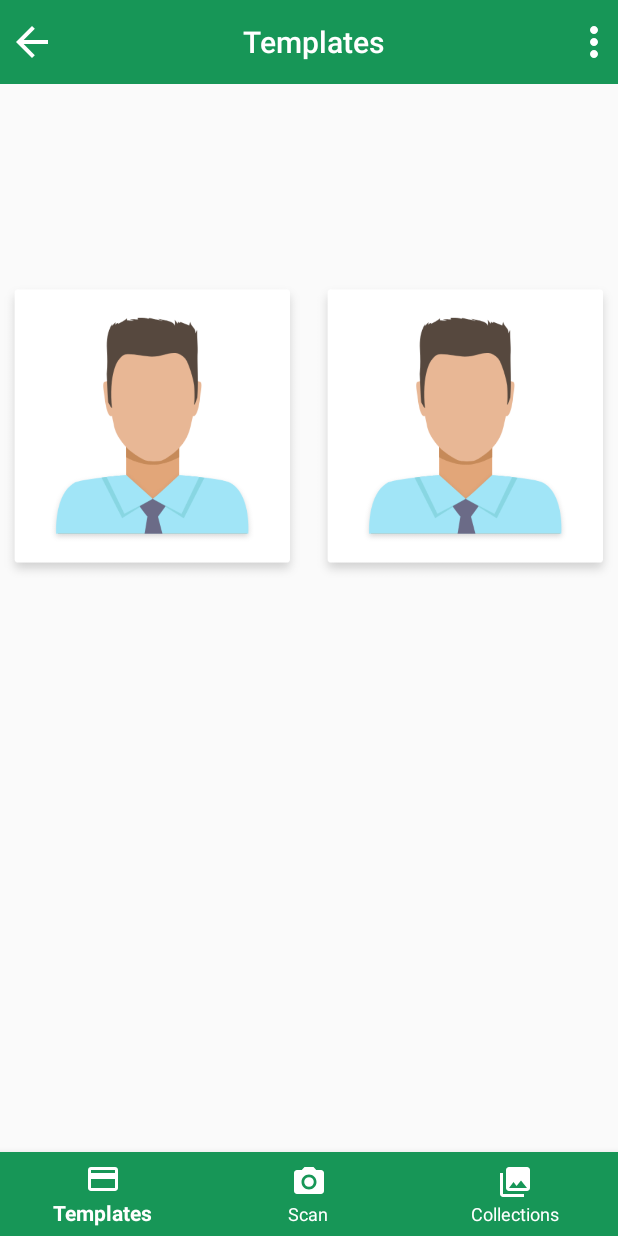
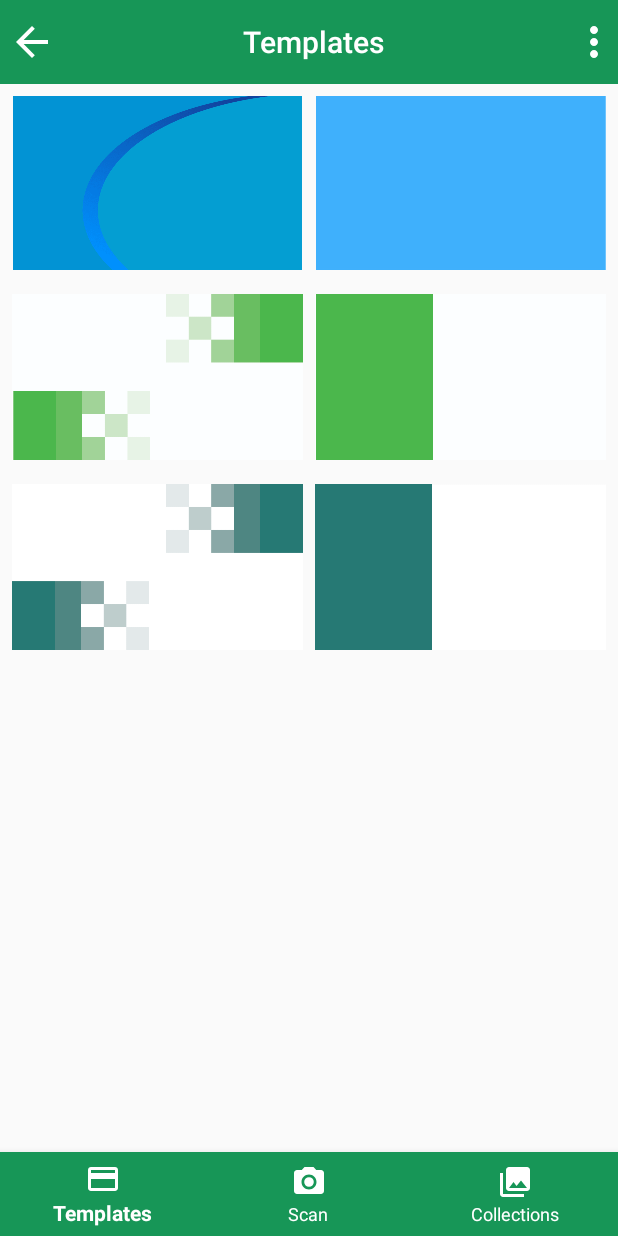
Before and after one commit to LowSpeeddevelopers/Easy_Business_Card_Final, an Android app: the TemplatesFragment screen opened directly, with no data from a screen before it, on a phone screen of 412 x 824 dp. Run offline under Robolectric (Android 15) with nearby library versions, the phone set to English and light mode, and no system bars; 2 statements that could not run were skipped.

Commit message:
Templates

```diff
--- a/app/src/main/java/com/nexttech/easybusinesscard/Fragments/TemplatesFragment.java
+++ b/app/src/main/java/com/nexttech/easybusinesscard/Fragments/TemplatesFragment.java
@@ -1,6 +1,7 @@
 package com.nexttech.easybusinesscard.Fragments;
 
 import android.content.Context;
+import android.content.Intent;
 import android.net.Uri;
 import android.os.Bundle;
 
@@ -9,10 +10,14 @@ import androidx.fragment.app.Fragment;
 import android.view.LayoutInflater;
 import android.view.View;
 import android.view.ViewGroup;
+import android.widget.LinearLayout;
 
+import com.nexttech.easybusinesscard.Activity.ViewActivity;
 import com.nexttech.easybusinesscard.R;
 
 public class TemplatesFragment extends Fragment {
+
+    private LinearLayout temp1, temp2, temp3;
 
 
     public TemplatesFragment() {
@@ -23,6 +28,38 @@ public class TemplatesFragment extends Fragment {
                              Bundle savedInstanceState) {
         View view = inflater.inflate(R.layout.fragment_templates, container, false);
 
+        temp1=view.findViewById(R.id.temp1);
+        temp2=view.findViewById(R.id.temp2);
+        temp3=view.findViewById(R.id.temp3);
+
+        temp1.setOnClickListener(new View.OnClickListener() {
+            @Override
+            public void onClick(View v) {
+                Intent i=new Intent(getContext(), ViewActivity.class);
+                i.putExtra("template","temp1");
+                startActivity(i);
+            }
+        });
+
+        temp2.setOnClickListener(new View.OnClickListener() {
+            @Override
+            public void onClick(View v) {
+                Intent i=new Intent(getContext(), ViewActivity.class);
+                i.putExtra("template","temp2");
+                startActivity(i);
+            }
+        });
+
+        temp3.setOnClickListener(new View.OnClickListener() {
+            @Override
+            public void onClick(View v) {
+                Intent i=new Intent(getContext(), ViewActivity.class);
+                i.putExtra("template","temp3");
+                startActivity(i);
+            }
+        });
+
+
         return view;
     }
 
--- a/app/src/main/res/layout/activity_view.xml
+++ b/app/src/main/res/layout/activity_view.xml
@@ -18,14 +18,16 @@
             <ImageView
                 android:id="@+id/image_front"
                 android:layout_width="match_parent"
-                android:layout_height="200dp"
+                android:layout_height="wrap_content"
+                android:adjustViewBounds="true"
                 android:layout_gravity="center"
                 android:layout_margin="10dp"
                 />
             <ImageView
                 android:id="@+id/image_back"
                 android:layout_width="match_parent"
-                android:layout_height="200dp"
+                android:layout_height="wrap_content"
+                android:adjustViewBounds="true"
                 android:layout_gravity="center"
                 android:layout_margin="10dp"
                 />
--- a/app/src/main/res/layout/fragment_templates.xml
+++ b/app/src/main/res/layout/fragment_templates.xml
@@ -10,25 +10,87 @@
         android:layout_width="match_parent"
         android:layout_height="match_parent">
         <LinearLayout
+            android:layout_width="match_parent"
+            android:layout_height="wrap_content"
+            android:orientation="vertical">
+
+            <LinearLayout
                 android:layout_width="wrap_content"
                 android:layout_height="wrap_content"
-            android:orientation="horizontal">
+                android:padding="8dp"
+                android:orientation="horizontal"
+                android:id="@+id/temp1">
                 <ImageView
                     android:layout_width="0dp"
                     android:layout_height="wrap_content"
-                android:src="@drawable/employee"
+                    android:src="@drawable/temp1_front"
+                    android:adjustViewBounds="true"
                     android:layout_weight="1"
                     />
                 <View
-                android:layout_width="5dp"
+                    android:layout_width="8dp"
                     android:layout_height="0dp"
                     />
                 <ImageView
                     android:layout_width="0dp"
                     android:layout_height="wrap_content"
                     android:layout_weight="1"
-                android:src="@drawable/employee"
+                    android:adjustViewBounds="true"
+                    android:src="@drawable/temp1_back"
                     />
+            </LinearLayout>
+
+            <LinearLayout
+                android:layout_width="wrap_content"
+                android:layout_height="wrap_content"
+                android:padding="8dp"
+                android:orientation="horizontal"
+                android:id="@+id/temp2">
+                <ImageView
+                    android:layout_width="0dp"
+                    android:layout_height="wrap_content"
+                    android:src="@drawable/temp2_front"
+                    android:adjustViewBounds="true"
+                    android:layout_weight="1"
+                    />
+                <View
+                    android:layout_width="8dp"
+                    android:layout_height="0dp"
+                    />
+                <ImageView
+                    android:layout_width="0dp"
+                    android:layout_height="wrap_content"
+                    android:layout_weight="1"
+                    android:adjustViewBounds="true"
+                    android:src="@drawable/temp2_back"
+                    />
+            </LinearLayout>
+
+            <LinearLayout
+                android:layout_width="wrap_content"
+                android:layout_height="wrap_content"
+                android:padding="8dp"
+                android:orientation="horizontal"
+                android:id="@+id/temp3">
+                <ImageView
+                    android:layout_width="0dp"
+                    android:layout_height="wrap_content"
+                    android:src="@drawable/temp3_front"
+                    android:adjustViewBounds="true"
+                    android:layout_weight="1"
+                    />
+                <View
+                    android:layout_width="8dp"
+                    android:layout_height="0dp"
+                    />
+                <ImageView
+                    android:layout_width="0dp"
+                    android:layout_height="wrap_content"
+                    android:layout_weight="1"
+                    android:adjustViewBounds="true"
+                    android:src="@drawable/temp3_back"
+                    />
+            </LinearLayout>
 
         </LinearLayout>
 
```
Also changed, not shown: app/src/main/java/com/nexttech/easybusinesscard/Activity/ViewActivity.java (+41 -0 lines), app/src/main/res/drawable/employee.png (deleted), app/src/main/res/drawable/temp1_back.png (added), app/src/main/res/drawable/temp1_front.jpg (added), app/src/main/res/drawable/temp2_back.png (added), app/src/main/res/drawable/temp2_front.png (added), app/src/main/res/drawable/temp3_back.png (added), app/src/main/res/drawable/temp3_front.png (added). Lines whose indentation alone changed are shown as unchanged.
